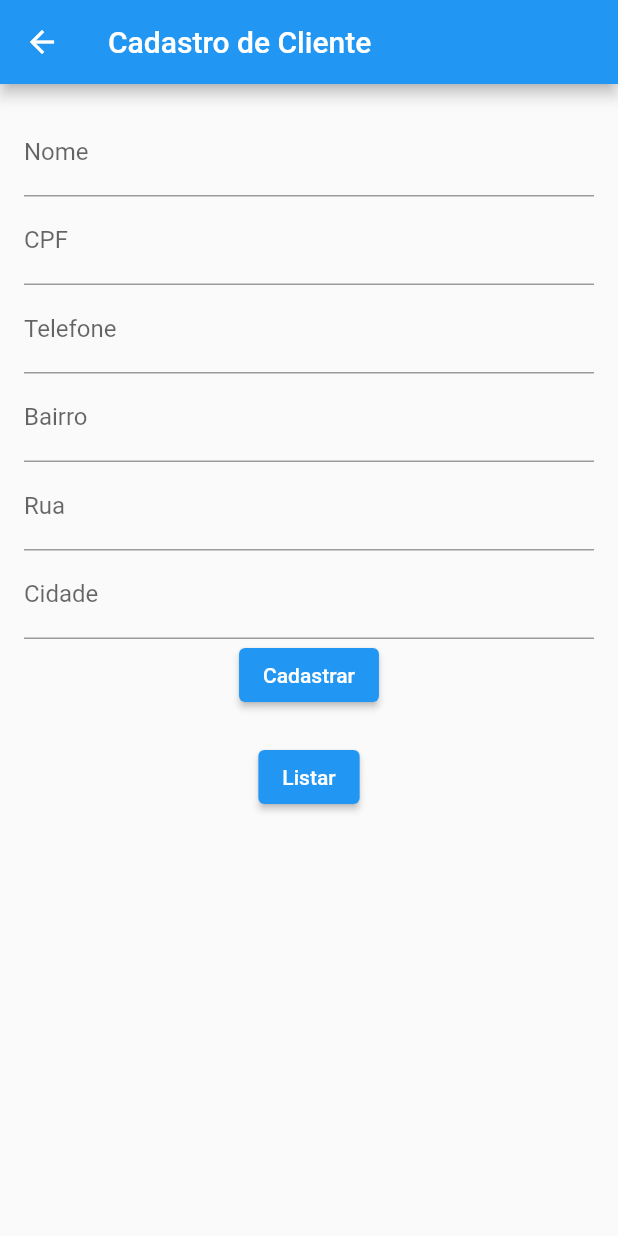
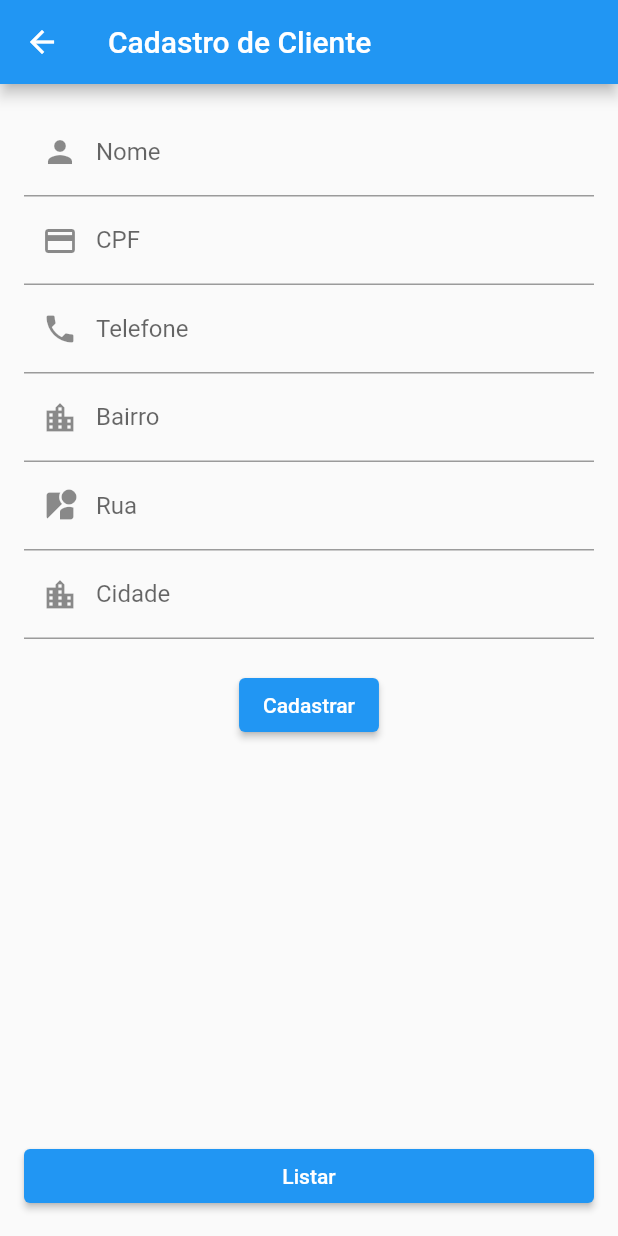
Before and after one commit to EduardoAlmeidaBR03/primeiro_app_Teste, a Flutter app: the CadastroCliente screen opened directly, on a phone screen of 412 x 824 dp. Run offline on Flutter 3.47's test engine with Material 2 defaults, Android fonts, the phone set to English and light mode, and no system bars.

Commit message:
versão com icones 09/11

```diff
--- a/lib/cliente.dart
+++ b/lib/cliente.dart
@@ -101,46 +101,63 @@ class _CadastroClienteState extends State<CadastroCliente> {
               controller: nomeController,
               decoration: InputDecoration(
                 labelText: 'Nome',
+                prefixIcon: Icon(Icons.person),
               ),
             ),
             TextField(
               controller: cpfController,
               decoration: InputDecoration(
                 labelText: 'CPF',
+                prefixIcon: Icon(Icons.credit_card),
               ),
             ),
             TextField(
               controller: telefoneController,
               decoration: InputDecoration(
                 labelText: 'Telefone',
+                prefixIcon: Icon(Icons.phone),
               ),
             ),
             TextField(
               controller: bairroController,
               decoration: InputDecoration(
                 labelText: 'Bairro',
+                prefixIcon: Icon(Icons.location_city),
               ),
             ),
             TextField(
               controller: ruaController,
               decoration: InputDecoration(
                 labelText: 'Rua',
+                prefixIcon: Icon(Icons.streetview),
               ),
             ),
             TextField(
               controller: cidadeController,
               decoration: InputDecoration(
                 labelText: 'Cidade',
+                prefixIcon: Icon(Icons.location_city),
               ),
             ),
-            ElevatedButton(
-              onPressed: cadastrarCliente,
-              child: Text('Cadastrar'),
+            Padding(
+              padding: EdgeInsets.only(top: 20.0),
+              child: ElevatedButton(
+                onPressed: cadastrarCliente,
+                child: Text('Cadastrar'),
+              ),
             ),
             SizedBox(height: 20),
-            ElevatedButton(
-              onPressed: listarClientes,
-              child: Text('Listar'),
+            Expanded(
+              child: Align(
+                alignment: Alignment.bottomCenter,
+                child: SizedBox(
+                  width: double.infinity,
+                  child: ElevatedButton(
+                    onPressed: listarClientes,
+                    child: Text('Listar'),
+                  ),
+                ),
+              ),
             ),
           ],
         ),
```
Also changed, not shown: lib/carro.dart (+20 -6 lines), lib/funcionario.dart (+20 -6 lines).
